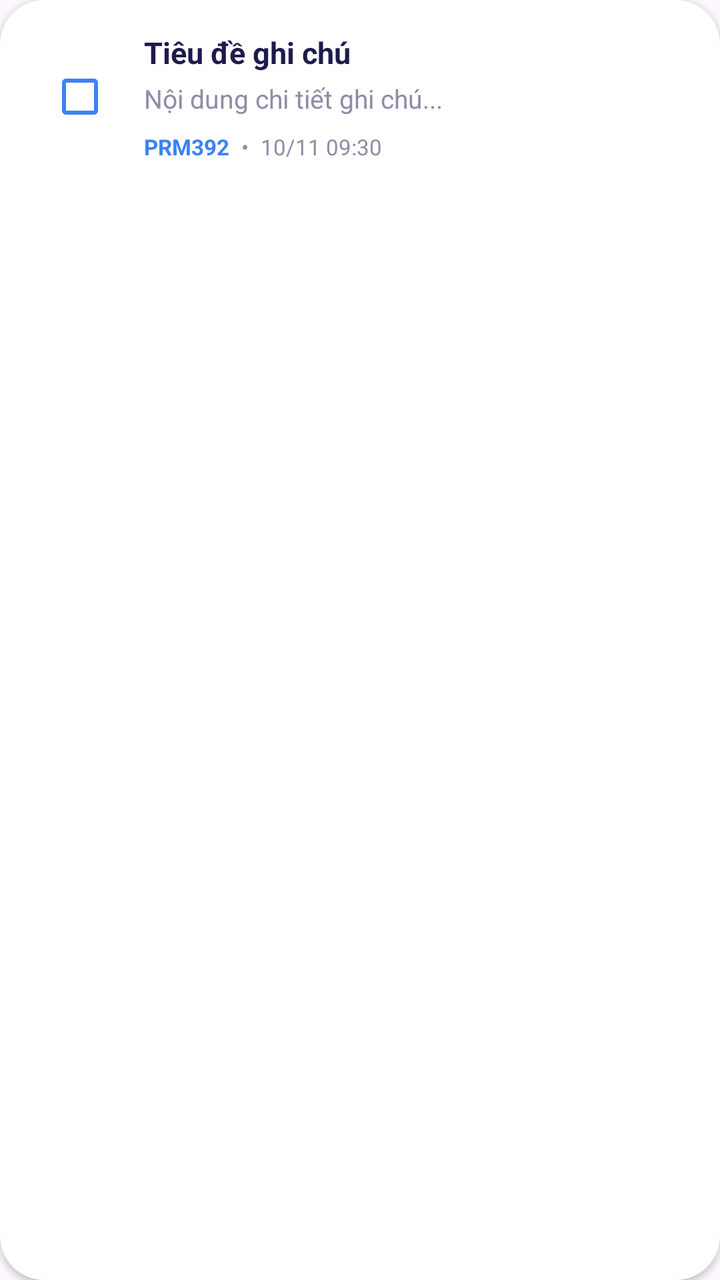
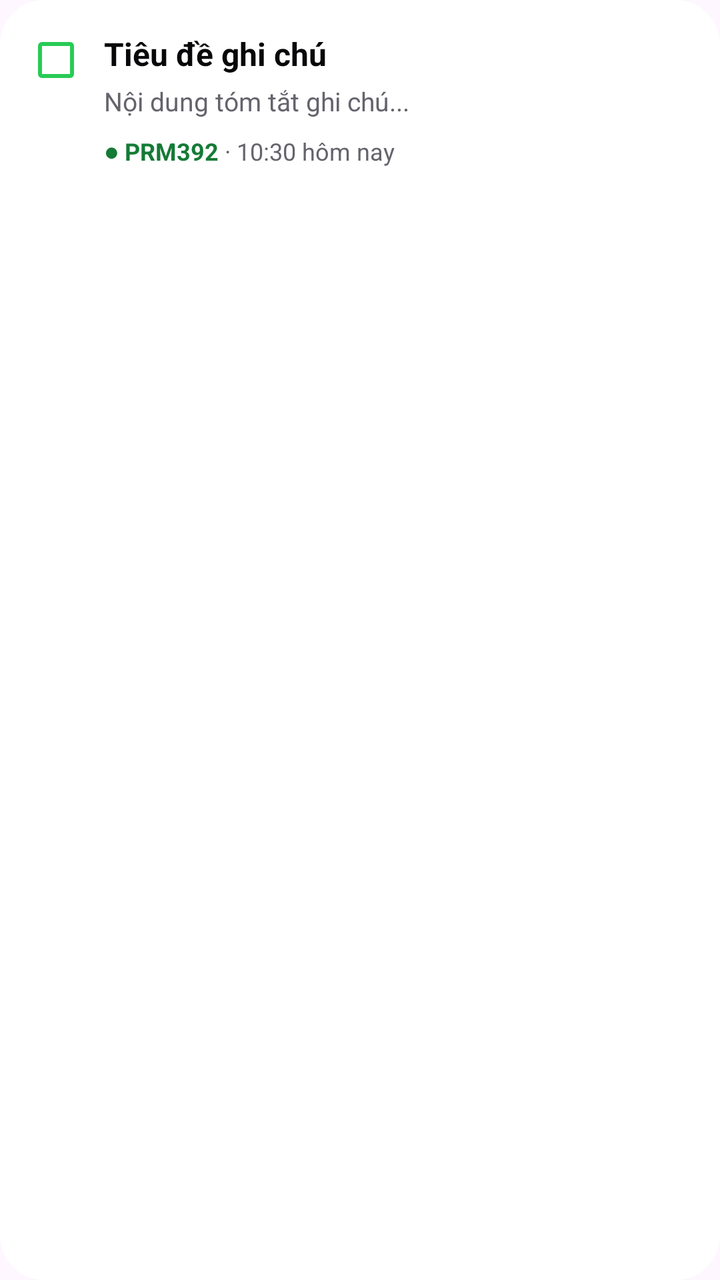

Before-and-after screenshots of an Android layout around one commit, followed by the original layout XML and the change that was made.
<!-- AndroidManifest.xml: application theme Theme.PocketKit -->
<!-- res/layout/item_note.xml -->
<?xml version="1.0" encoding="utf-8"?>
<com.google.android.material.card.MaterialCardView xmlns:android="http://schemas.android.com/apk/res/android"
    xmlns:app="http://schemas.android.com/apk/res-auto"
    android:layout_width="match_parent"
    android:layout_height="wrap_content"
    android:layout_marginBottom="12dp"
    app:cardBackgroundColor="@color/card_bg"
    app:cardCornerRadius="22dp"
    app:cardElevation="2dp"
    app:strokeWidth="0dp">

    <LinearLayout
        android:layout_width="match_parent"
        android:layout_height="wrap_content"
        android:gravity="center_vertical"
        android:orientation="horizontal"
        android:padding="16dp">

        <CheckBox
            android:id="@+id/cbNoteDone"
            android:layout_width="wrap_content"
            android:layout_height="wrap_content"
            android:buttonTint="@color/squircle_sapphire_icon" />

        <LinearLayout
            android:layout_width="0dp"
            android:layout_height="wrap_content"
            android:layout_marginStart="8dp"
            android:layout_weight="1"
            android:orientation="vertical">

            <LinearLayout
                android:layout_width="match_parent"
                android:layout_height="wrap_content"
                android:gravity="center_vertical"
                android:orientation="horizontal">

                <TextView
                    android:id="@+id/tvNoteTitle"
                    android:layout_width="0dp"
                    android:layout_height="wrap_content"
                    android:layout_weight="1"
                    android:ellipsize="end"
                    android:maxLines="1"
                    android:text="Tiêu đề ghi chú"
                    android:textColor="@color/text_title"
                    android:textSize="15sp"
                    android:textStyle="bold" />

                <TextView
                    android:id="@+id/tvPinnedLabel"
                    android:layout_width="wrap_content"
                    android:layout_height="wrap_content"
                    android:layout_marginStart="8dp"
                    android:text="Ghim"
                    android:textColor="@color/coral_accent"
                    android:textSize="11sp"
                    android:textStyle="bold"
                    android:visibility="gone" />
            </LinearLayout>

            <TextView
                android:id="@+id/tvNoteContent"
                android:layout_width="match_parent"
                android:layout_height="wrap_content"
                android:layout_marginTop="4dp"
                android:ellipsize="end"
                android:maxLines="2"
                android:text="Nội dung chi tiết ghi chú..."
                android:textColor="@color/text_subtitle"
                android:textSize="13sp" />

            <LinearLayout
                android:layout_width="match_parent"
                android:layout_height="wrap_content"
                android:layout_marginTop="8dp"
                android:gravity="center_vertical"
                android:orientation="horizontal">

                <TextView
                    android:id="@+id/tvNoteSubject"
                    android:layout_width="wrap_content"
                    android:layout_height="wrap_content"
                    android:text="PRM392"
                    android:textColor="@color/squircle_sapphire_icon"
                    android:textSize="11sp"
                    android:textStyle="bold" />

                <TextView
                    android:layout_width="wrap_content"
                    android:layout_height="wrap_content"
                    android:layout_marginHorizontal="6dp"
                    android:text="•"
                    android:textColor="@color/text_subtitle"
                    android:textSize="11sp" />

                <TextView
                    android:id="@+id/tvNoteTime"
                    android:layout_width="wrap_content"
                    android:layout_height="wrap_content"
                    android:text="10/11 09:30"
                    android:textColor="@color/text_subtitle"
                    android:textSize="11sp" />
            </LinearLayout>

        </LinearLayout>

    </LinearLayout>
</com.google.android.material.card.MaterialCardView>
<!-- resources referenced by this layout -->
<resources>
  <color name="card_bg">#FFFFFFFF</color>
  <color name="coral_accent">#FFFF758C</color>
  <color name="squircle_sapphire_icon">#FF3B82F6</color>
  <color name="text_subtitle">#FF8E8CA7</color>
  <color name="text_title">#FF1E1B4B</color>
  <style name="Theme.PocketKit" parent="Base.Theme.PocketKit" />
  <style name="Base.Theme.PocketKit" parent="Theme.Material3.DayNight.NoActionBar">
          
          
      </style>
</resources>

<!-- the commit's change to res/layout/item_note.xml (unified diff, before → after) -->
@@ -1,33 +1,31 @@
 <?xml version="1.0" encoding="utf-8"?>
 <com.google.android.material.card.MaterialCardView xmlns:android="http://schemas.android.com/apk/res/android"
     xmlns:app="http://schemas.android.com/apk/res-auto"
+    style="@style/Dashboard.Card"
     android:layout_width="match_parent"
     android:layout_height="wrap_content"
-    android:layout_marginBottom="12dp"
-    app:cardBackgroundColor="@color/card_bg"
-    app:cardCornerRadius="22dp"
-    app:cardElevation="2dp"
-    app:strokeWidth="0dp">
+    android:layout_marginBottom="10dp">
 
     <LinearLayout
         android:layout_width="match_parent"
         android:layout_height="wrap_content"
-        android:gravity="center_vertical"
+        android:gravity="top"
         android:orientation="horizontal"
         android:padding="16dp">
 
         <CheckBox
             android:id="@+id/cbNoteDone"
-            android:layout_width="wrap_content"
-            android:layout_height="wrap_content"
-            android:buttonTint="@color/squircle_sapphire_icon" />
+            android:layout_width="24dp"
+            android:layout_height="24dp"
+            android:layout_marginTop="2dp"
+            android:buttonTint="@color/dashboard_green" />
 
         <LinearLayout
+            style="@style/Dashboard.Column"
             android:layout_width="0dp"
             android:layout_height="wrap_content"
-            android:layout_marginStart="8dp"
-            android:layout_weight="1"
-            android:orientation="vertical">
+            android:layout_marginStart="12dp"
+            android:layout_weight="1">
 
             <LinearLayout
                 android:layout_width="match_parent"
@@ -37,37 +35,36 @@
 
                 <TextView
                     android:id="@+id/tvNoteTitle"
+                    style="@style/Dashboard.Label"
                     android:layout_width="0dp"
-                    android:layout_height="wrap_content"
                     android:layout_weight="1"
                     android:ellipsize="end"
                     android:maxLines="1"
                     android:text="Tiêu đề ghi chú"
-                    android:textColor="@color/text_title"
-                    android:textSize="15sp"
+                    android:textColor="@color/dashboard_text"
+                    android:textSize="16sp"
                     android:textStyle="bold" />
 
-                <TextView
-                    android:id="@+id/tvPinnedLabel"
-                    android:layout_width="wrap_content"
-                    android:layout_height="wrap_content"
+                <ImageView
+                    android:id="@+id/ivPinned"
+                    android:layout_width="16dp"
+                    android:layout_height="16dp"
                     android:layout_marginStart="8dp"
-                    android:text="Ghim"
-                    android:textColor="@color/coral_accent"
-                    android:textSize="11sp"
-                    android:textStyle="bold"
+                    android:contentDescription="Đã ghim"
+                    android:src="@drawable/ic_pin"
                     android:visibility="gone" />
             </LinearLayout>
 
             <TextView
                 android:id="@+id/tvNoteContent"
+                style="@style/Dashboard.Label"
                 android:layout_width="match_parent"
-                android:layout_height="wrap_content"
                 android:layout_marginTop="4dp"
                 android:ellipsize="end"
+                android:lineSpacingExtra="2dp"
                 android:maxLines="2"
-                android:text="Nội dung chi tiết ghi chú..."
-                android:textColor="@color/text_subtitle"
+                android:text="Nội dung tóm tắt ghi chú..."
+                android:textColor="@color/dashboard_secondary"
                 android:textSize="13sp" />
 
             <LinearLayout
@@ -79,28 +76,24 @@
 
                 <TextView
                     android:id="@+id/tvNoteSubject"
-                    android:layout_width="wrap_content"
-                    android:layout_height="wrap_content"
-                    android:text="PRM392"
-                    android:textColor="@color/squircle_sapphire_icon"
-                    android:textSize="11sp"
+                    style="@style/Dashboard.Label"
+                    android:text="● PRM392"
+                    android:textColor="@color/dashboard_green_text"
+                    android:textSize="12sp"
                     android:textStyle="bold" />
 
                 <TextView
-                    android:layout_width="wrap_content"
-                    android:layout_height="wrap_content"
-                    android:layout_marginHorizontal="6dp"
-                    android:text="•"
-                    android:textColor="@color/text_subtitle"
-                    android:textSize="11sp" />
+                    style="@style/Dashboard.Label"
+                    android:text=" · "
+                    android:textColor="@color/dashboard_secondary"
+                    android:textSize="12sp" />
 
                 <TextView
                     android:id="@+id/tvNoteTime"
-                    android:layout_width="wrap_content"
-                    android:layout_height="wrap_content"
-                    android:text="10/11 09:30"
-                    android:textColor="@color/text_subtitle"
-                    android:textSize="11sp" />
+                    style="@style/Dashboard.Label"
+                    android:text="10:30 hôm nay"
+                    android:textColor="@color/dashboard_secondary"
+                    android:textSize="12sp" />
             </LinearLayout>
 
         </LinearLayout>
<!-- resource entries referenced after the edit -->
@@ -1,11 +1,42 @@
 <!-- resources referenced by this layout -->
 <resources>
-  <color name="card_bg">#FFFFFFFF</color>
-  <color name="coral_accent">#FFFF758C</color>
-  <color name="squircle_sapphire_icon">#FF3B82F6</color>
-  <color name="text_subtitle">#FF8E8CA7</color>
-  <color name="text_title">#FF1E1B4B</color>
+  <color name="dashboard_green">#28CC56</color>
+  <color name="dashboard_green_text">#157B36</color>
+  <color name="dashboard_secondary">#64646D</color>
+  <color name="dashboard_text">#08080A</color>
+  <!-- drawable ic_pin (drawable) -->
+  <vector xmlns:android="http://schemas.android.com/apk/res/android"
+      android:width="20dp"
+      android:height="20dp"
+      android:viewportWidth="24"
+      android:viewportHeight="24">
+      <path
+          android:fillColor="@color/dashboard_accent"
+          android:pathData="M16,12V4H17V2H7V4H8V12L6,14V16H11V22H13V16H18V14L16,12Z" />
+  </vector>
+  <style name="Dashboard.Card" parent="">
+          <item name="android:layout_width">match_parent</item>
+          <item name="android:layout_height">wrap_content</item>
+          <item name="android:layout_marginBottom">12dp</item>
+          <item name="cardBackgroundColor">@color/dashboard_surface</item>
+          <item name="cardCornerRadius">22dp</item>
+          <item name="cardElevation">0dp</item>
+          <item name="strokeWidth">0dp</item>
+      </style>
+  <style name="Dashboard.Column" parent="">
+          <item name="android:layout_width">match_parent</item>
+          <item name="android:layout_height">wrap_content</item>
+          <item name="android:orientation">vertical</item>
+      </style>
+  <style name="Dashboard.Label" parent="">
+          <item name="android:layout_width">wrap_content</item>
+          <item name="android:layout_height">wrap_content</item>
+          <item name="android:textColor">@color/dashboard_secondary</item>
+          <item name="android:textSize">13sp</item>
+      </style>
   <style name="Theme.PocketKit" parent="Base.Theme.PocketKit" />
+  <color name="dashboard_accent">#0068DD</color>
+  <color name="dashboard_surface">#FFFFFF</color>
   <style name="Base.Theme.PocketKit" parent="Theme.Material3.DayNight.NoActionBar">
           
           
